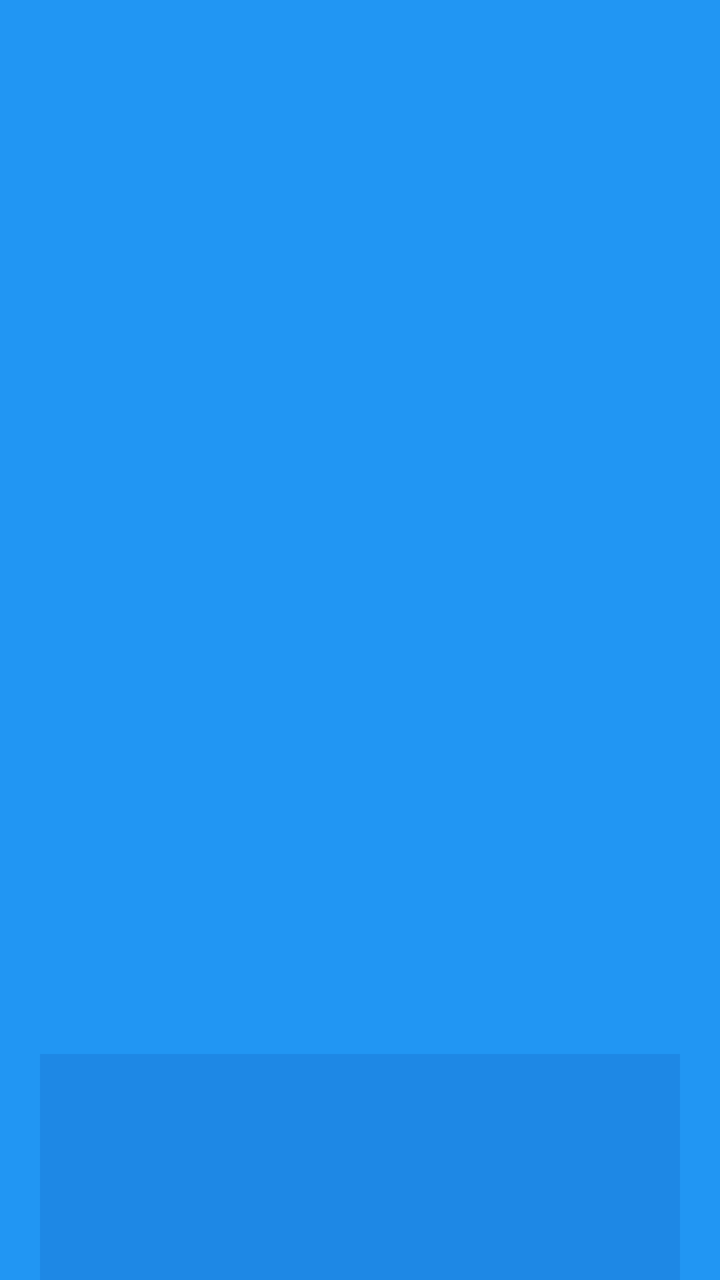
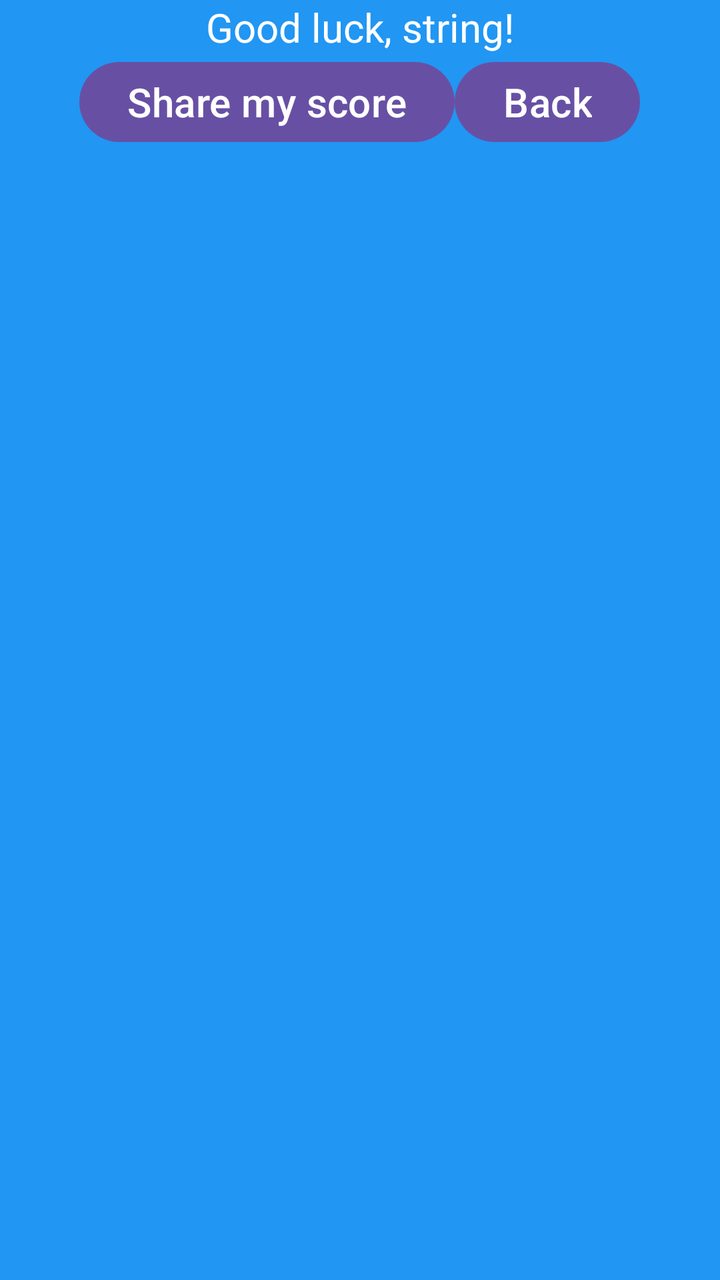

Before-and-after screenshots of an Android layout around one commit, followed by the original layout XML and the change that was made.
<!-- AndroidManifest.xml: application theme Theme.Assignment1 -->
<!-- res/layout/activity_game.xml -->
<?xml version="1.0" encoding="utf-8"?>
<LinearLayout xmlns:android="http://schemas.android.com/apk/res/android"
    android:layout_width="match_parent"
    android:layout_height="wrap_content"
    android:background="#2196F3"
    android:gravity="center"
    android:orientation="vertical">

    <TextView
        android:id="@+id/goodLuckTextView"
        android:layout_width="wrap_content"
        android:layout_height="wrap_content"
        android:layout_weight="1"
        android:text="Good luck, string!"
        android:textColor="@color/white"
        android:textSize="20sp" />

    <LinearLayout
        android:id="@+id/optionsArea"
        android:layout_width="wrap_content"
        android:layout_height="match_parent"
        android:layout_weight="1"
        android:orientation="horizontal">

        <Button
            android:id="@+id/shareScoreButton"
            android:layout_width="wrap_content"
            android:layout_height="wrap_content"
            android:layout_weight="1"
            android:onClick="shareScoreChosen"
            android:text="Share my score"
            android:textSize="20sp" />

        <Button
            android:id="@+id/backButton"
            android:layout_width="wrap_content"
            android:layout_height="wrap_content"
            android:layout_weight="1"
            android:text="Back"
            android:textSize="20sp" />

    </LinearLayout>

    <LinearLayout
        android:id="@+id/addArea"
        android:layout_width="match_parent"
        android:layout_height="match_parent"
        android:layout_weight="1"
        android:gravity="center"
        android:orientation="horizontal">

    </LinearLayout>

    <LinearLayout
        android:id="@+id/boardArea"
        android:layout_width="match_parent"
        android:layout_height="match_parent"
        android:layout_weight="1"
        android:gravity="center"
        android:orientation="vertical">

        <LinearLayout
            android:id="@+id/verticalGroupsArea"
            android:layout_width="match_parent"
            android:layout_height="match_parent"
            android:layout_margin="20sp"
            android:layout_weight="1"
            android:background="#1E88E5"
            android:gravity="center"
            android:orientation="horizontal"
            android:paddingTop="10sp"
            android:paddingBottom="10sp">

        </LinearLayout>

    </LinearLayout>

    <TextView
        android:id="@+id/scoreTextView"
        android:layout_width="wrap_content"
        android:layout_height="wrap_content"
        android:layout_weight="1"
        android:text="Add a token to start."
        android:textColor="@color/white"
        android:textSize="20sp" />


</LinearLayout>
<!-- resources referenced by this layout -->
<resources>
  <color name="white">#FFFFFFFF</color>
  <style name="Theme.Assignment1" parent="Base.Theme.Assignment1" />
  <style name="Base.Theme.Assignment1" parent="Theme.Material3.DayNight.NoActionBar">
          
          
      </style>
</resources>

<!-- the commit's change to res/layout/activity_game.xml (unified diff, before → after) -->
@@ -10,7 +10,6 @@
         android:id="@+id/goodLuckTextView"
         android:layout_width="wrap_content"
         android:layout_height="wrap_content"
-        android:layout_weight="1"
         android:text="Good luck, string!"
         android:textColor="@color/white"
         android:textSize="20sp" />
@@ -19,14 +18,12 @@
         android:id="@+id/optionsArea"
         android:layout_width="wrap_content"
         android:layout_height="match_parent"
-        android:layout_weight="1"
         android:orientation="horizontal">
 
         <Button
             android:id="@+id/shareScoreButton"
             android:layout_width="wrap_content"
             android:layout_height="wrap_content"
-            android:layout_weight="1"
             android:onClick="shareScoreChosen"
             android:text="Share my score"
             android:textSize="20sp" />
@@ -45,7 +42,6 @@
         android:id="@+id/addArea"
         android:layout_width="match_parent"
         android:layout_height="match_parent"
-        android:layout_weight="1"
         android:gravity="center"
         android:orientation="horizontal">
 
@@ -55,7 +51,6 @@
         android:id="@+id/boardArea"
         android:layout_width="match_parent"
         android:layout_height="match_parent"
-        android:layout_weight="1"
         android:gravity="center"
         android:orientation="vertical">
 
@@ -64,7 +59,6 @@
             android:layout_width="match_parent"
             android:layout_height="match_parent"
             android:layout_margin="20sp"
-            android:layout_weight="1"
             android:background="#1E88E5"
             android:gravity="center"
             android:orientation="horizontal"
@@ -79,7 +73,6 @@
         android:id="@+id/scoreTextView"
         android:layout_width="wrap_content"
         android:layout_height="wrap_content"
-        android:layout_weight="1"
         android:text="Add a token to start."
         android:textColor="@color/white"
         android:textSize="20sp" />
